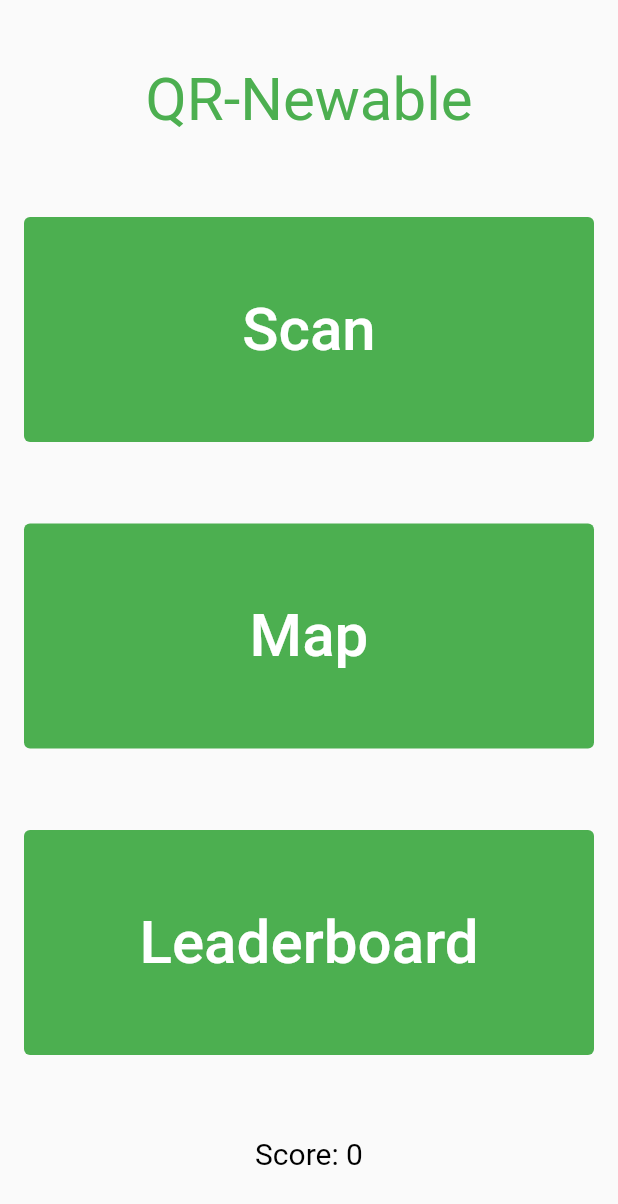
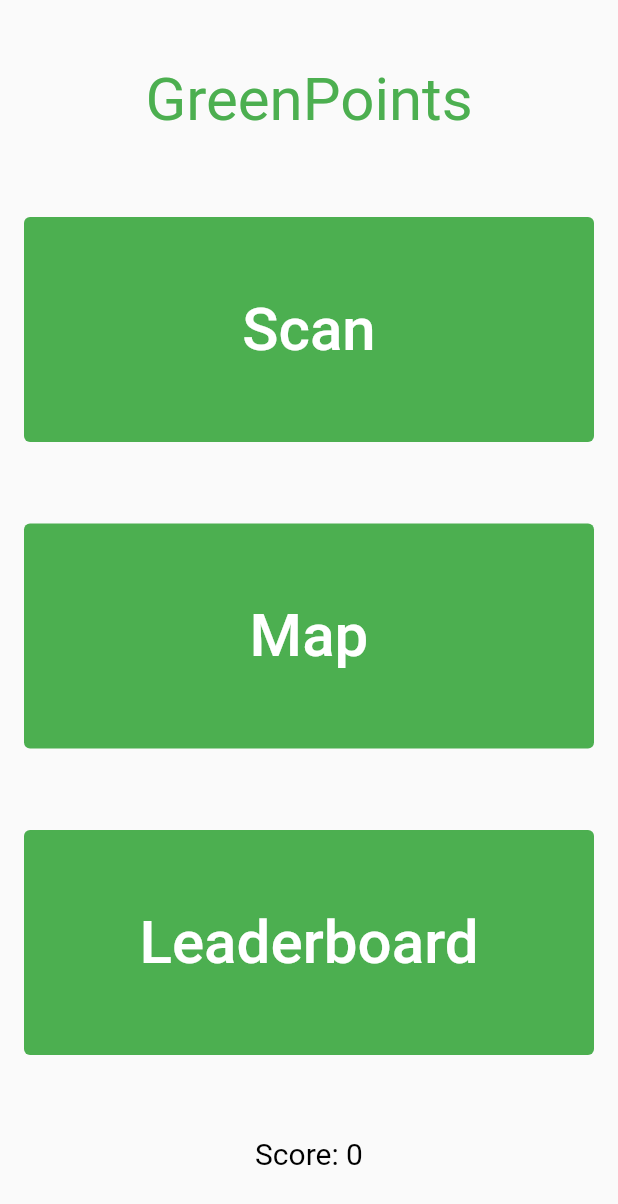
Before and after one commit to dillongeary/TheAleiosHack, a Flutter app: the screen it shows after launch, on a phone screen of 412 x 824 dp. Shown: the top 1204 px of the screen. Run offline on Flutter 3.47's test engine with Material 2 defaults, Android fonts, the light colour scheme and no system bars; our stand-ins replace cloud_firestore, firebase_core, flutter_map, latlong2; missing offline and left inert: qr_code_scanner; accounts and stored records are empty; generated files the repository leaves out were written again.

Commit message:
added name

```diff
--- a/flutter files/lib/main.dart
+++ b/flutter files/lib/main.dart
@@ -56,7 +56,7 @@
                 children: [
                   Align(
                     alignment: Alignment.center,
-                  child: const Text('QR-Newable',
+                  child: const Text('GreenPoints',
                       style: TextStyle(
                           fontSize: 40, color: Colors.green))
                   ),
```
